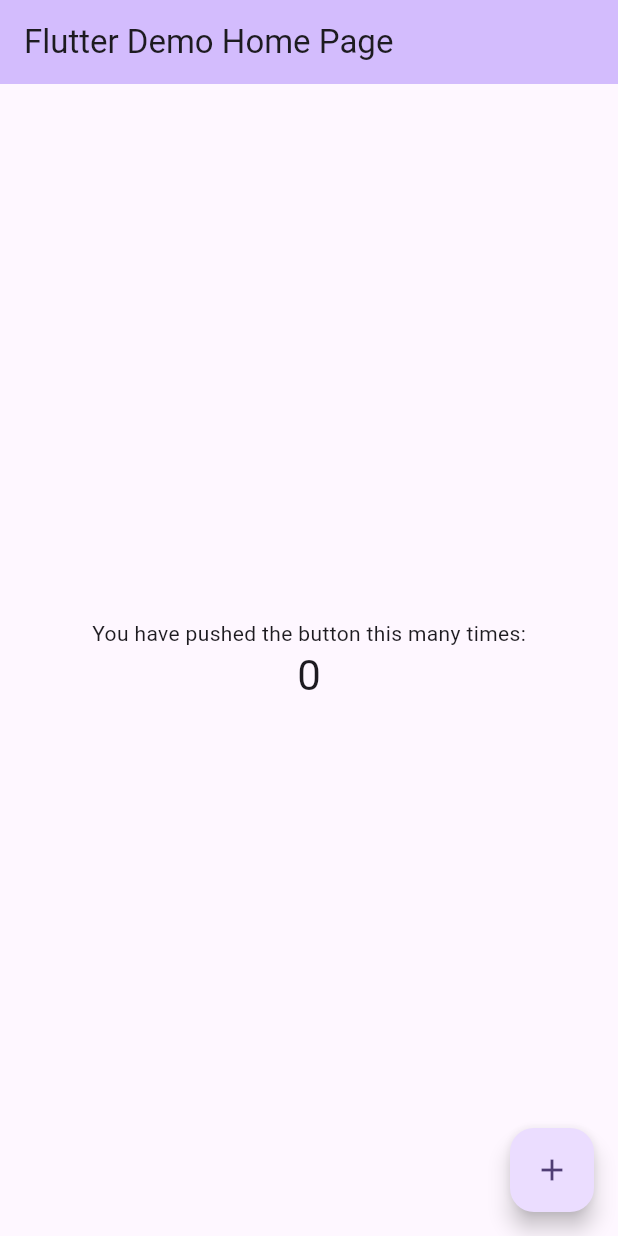
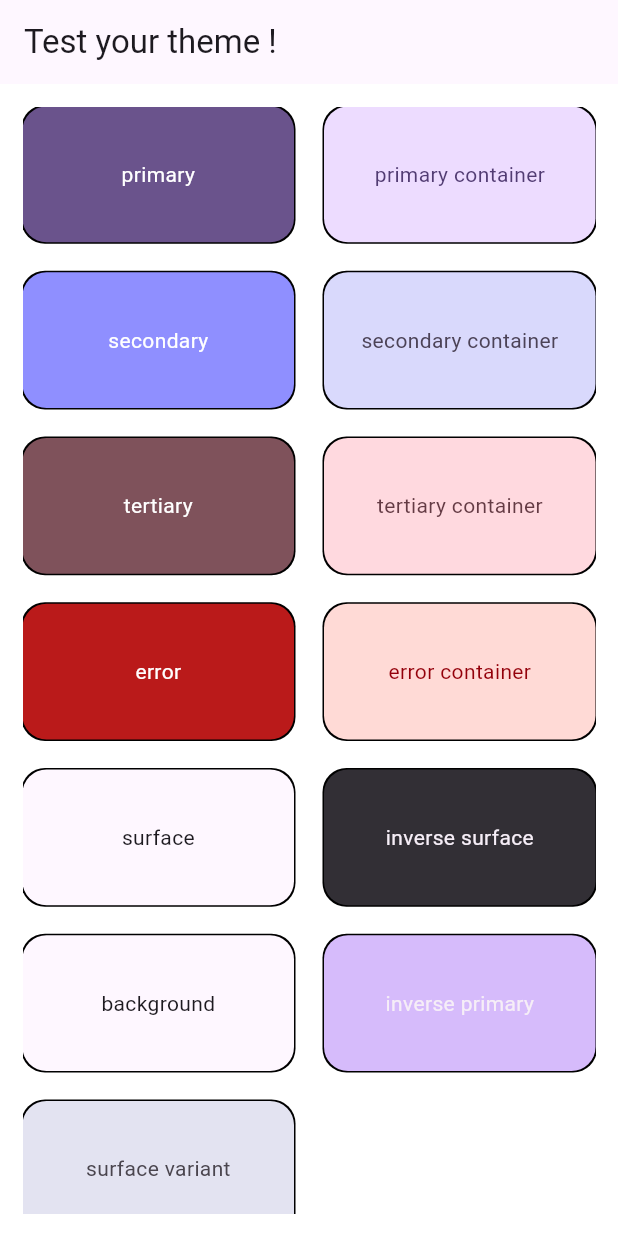
Before and after one commit to MyApero/HOD-App, a Flutter app: the screen it shows after launch, on a phone screen of 412 x 824 dp. Run offline on Flutter 3.47's test engine with Material 3 defaults, Android fonts, the phone set to English and light mode, and no system bars.

Commit message:
[ADD] colors

```diff
--- a/lib/main.dart
+++ b/lib/main.dart
@@ -1,4 +1,6 @@
 import 'package:flutter/material.dart';
+import 'package:hod_app/theme.dart';
+import 'package:hod_app/theme_screen.dart';
 
 void main() {
   runApp(const MyApp());
@@ -11,27 +13,9 @@
   @override
   Widget build(BuildContext context) {
     return MaterialApp(
-      title: 'Flutter Demo',
-      theme: ThemeData(
-        // This is the theme of your application.
-        //
-        // TRY THIS: Try running your application with "flutter run". You'll see
-        // the application has a purple toolbar. Then, without quitting the app,
-        // try changing the seedColor in the colorScheme below to Colors.green
-        // and then invoke "hot reload" (save your changes or press the "hot
-        // reload" button in a Flutter-supported IDE, or press "r" if you used
-        // the command line to start the app).
-        //
-        // Notice that the counter didn't reset back to zero; the application
-        // state is not lost during the reload. To reset the state, use hot
-        // restart instead.
-        //
-        // This works for code too, not just values: Most code changes can be
-        // tested with just a hot reload.
-        colorScheme: ColorScheme.fromSeed(seedColor: Colors.deepPurple),
-        useMaterial3: true,
-      ),
-      home: const MyHomePage(title: 'Flutter Demo Home Page'),
+      title: 'HOD App',
+      theme: theme,
+      home: const ThemeTestScreen(),
     );
   }
 }
--- /dev/null
+++ b/lib/theme.dart
@@ -0,0 +1,12 @@
+import 'package:flutter/material.dart';
+
+ThemeData theme = ThemeData().copyWith(
+  colorScheme: ColorScheme.fromSeed(
+    seedColor: const Color(0xFF4A148C),
+    secondary: const Color(0xFF8f8fff),
+    // secondaryContainer: const Color(0xFFe3e3f1),
+    secondaryContainer: const Color(0xFFd9d9fc),
+    surfaceVariant: const Color(0xFFe3e3f1),
+    // secondaryContainer: const Color(0xFFaeaed7),
+  ),
+);
--- /dev/null
+++ b/lib/theme_screen.dart
@@ -0,0 +1,123 @@
+import 'package:flutter/material.dart';
+
+class ThemeCard extends StatelessWidget {
+  const ThemeCard({
+    super.key,
+    required this.boxColor,
+    required this.textColor,
+    this.text = 'Test',
+  });
+
+  final Color boxColor;
+  final Color textColor;
+  final String text;
+
+  @override
+  Widget build(BuildContext context) {
+    return Container(
+      decoration: BoxDecoration(
+        borderRadius: BorderRadius.circular(16),
+        color: boxColor,
+        boxShadow: const [BoxShadow(spreadRadius: 1)],
+      ),
+      child: Center(
+        child: Text(
+          text,
+          style: TextStyle(color: textColor),
+        ),
+      ),
+    );
+  }
+}
+
+class ThemeTestScreen extends StatelessWidget {
+  const ThemeTestScreen({super.key});
+
+  @override
+  Widget build(BuildContext context) {
+    final s = Theme.of(context).colorScheme;
+
+    return Scaffold(
+      appBar: AppBar(title: const Text('Test your theme !')),
+      body: Container(
+        color: Colors.white,
+        padding: const EdgeInsets.all(15),
+        child: GridView(
+          gridDelegate: const SliverGridDelegateWithFixedCrossAxisCount(
+            crossAxisCount: 2,
+            childAspectRatio: 4 / 2,
+            crossAxisSpacing: 20,
+            mainAxisSpacing: 20,
+          ),
+          children: [
+            ThemeCard(
+              boxColor: s.primary,
+              textColor: s.onPrimary,
+              text: 'primary',
+            ),
+            ThemeCard(
+              boxColor: s.primaryContainer,
+              textColor: s.onPrimaryContainer,
+              text: 'primary container',
+            ),
+            ThemeCard(
+              boxColor: s.secondary,
+              textColor: s.onSecondary,
+              text: 'secondary',
+            ),
+            ThemeCard(
+              boxColor: s.secondaryContainer,
+              textColor: s.onSecondaryContainer,
+              text: 'secondary container',
+            ),
+            ThemeCard(
+              boxColor: s.tertiary,
+              textColor: s.onTertiary,
+              text: 'tertiary',
+            ),
+            ThemeCard(
+              boxColor: s.tertiaryContainer,
+              textColor: s.onTertiaryContainer,
+              text: 'tertiary container',
+            ),
+            ThemeCard(
+              boxColor: s.error,
+              textColor: s.onError,
+              text: 'error',
+            ),
+            ThemeCard(
+              boxColor: s.errorContainer,
+              textColor: s.onErrorContainer,
+              text: 'error container',
+            ),
+            ThemeCard(
+              boxColor: s.surface,
+              textColor: s.onSurface,
+              text: 'surface',
+            ),
+            ThemeCard(
+              boxColor: s.inverseSurface,
+              textColor: s.onInverseSurface,
+              text: 'inverse surface',
+            ),
+            ThemeCard(
+              boxColor: s.background,
+              textColor: s.onBackground,
+              text: 'background',
+            ),
+            ThemeCard(
+              boxColor: s.inversePrimary,
+              textColor: s.onInverseSurface,
+              text: 'inverse primary',
+            ),
+            ThemeCard(
+              boxColor: s.surfaceVariant,
+              textColor: s.onSurfaceVariant,
+              text: 'surface variant',
+            ),
+          ],
+        ),
+      ),
+    );
+  }
+}
```
